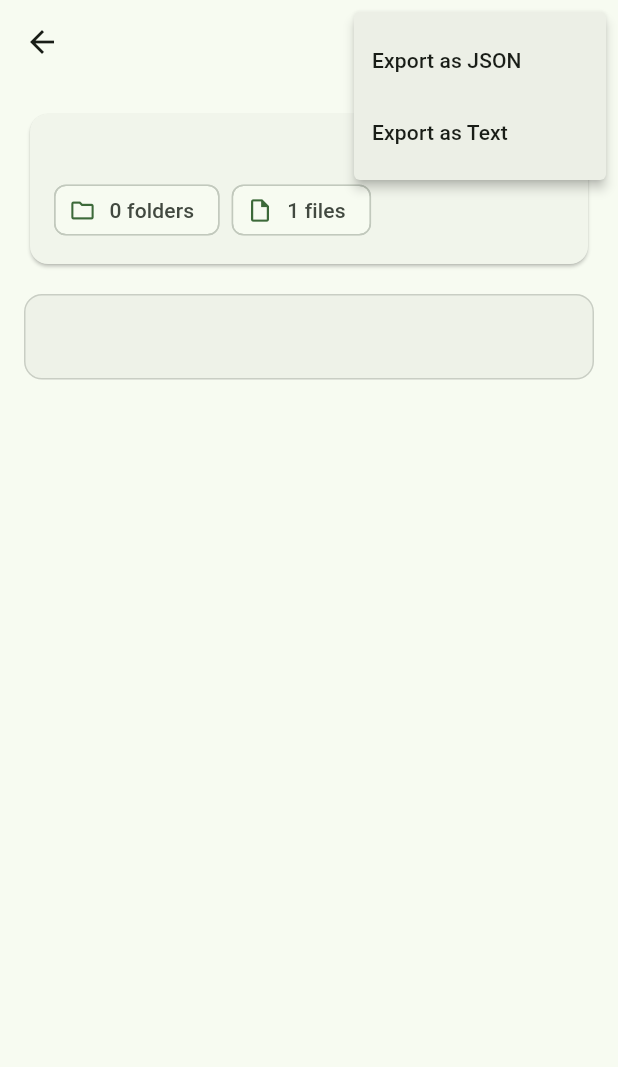
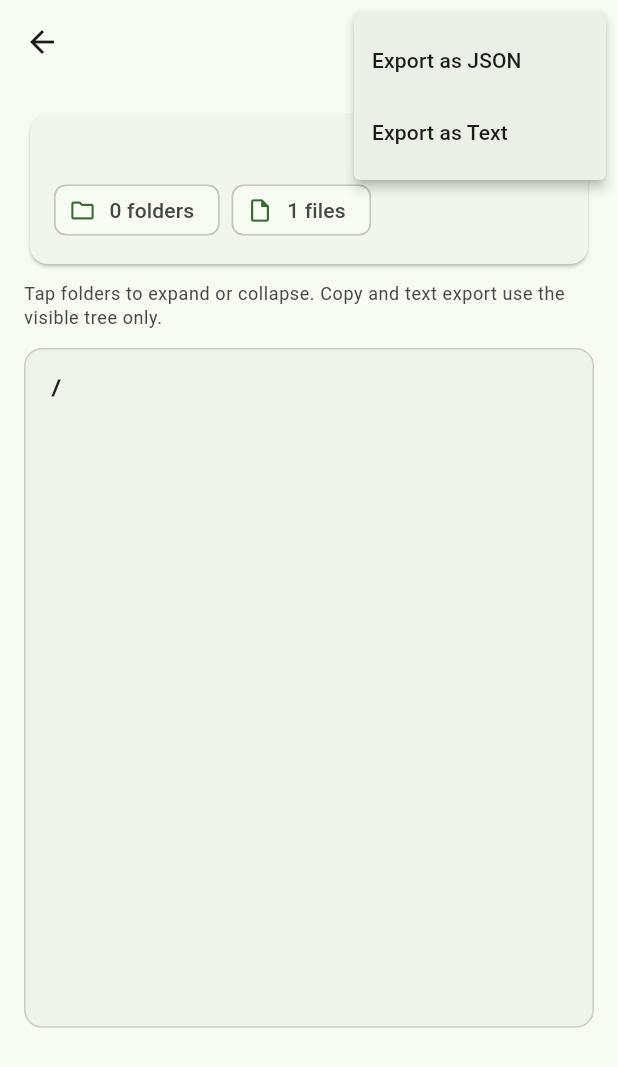
Before and after one commit to OswaldJO/tree-builder, a Flutter app: the TreeViewScreen screen opened directly with empty values, after a tap on the "more vert" icon, on a phone screen of 412 x 824 dp. Shown: the top 1067 px of the screen. Run offline on Flutter 3.47's test engine with Material 3 defaults, Android fonts, the phone set to English and light mode, and no system bars; our stand-ins replace file_picker.

Commit message:
interactive tree

```diff
--- a/lib/models/tree_build.dart
+++ b/lib/models/tree_build.dart
@@ -9,6 +9,7 @@ class TreeBuild {
     required this.treeText,
     required this.createdAt,
     this.maxDepth,
+    this.expandAllFolders = false,
   });
 
   final String id;
@@ -18,6 +19,7 @@ class TreeBuild {
   final String treeText;
   final DateTime createdAt;
   final int? maxDepth;
+  final bool expandAllFolders;
 
   int get fileCount => root.fileCount;
   int get folderCount => root.folderCount;
@@ -30,6 +32,7 @@ class TreeBuild {
     String? treeText,
     DateTime? createdAt,
     int? maxDepth,
+    bool? expandAllFolders,
   }) {
     return TreeBuild(
       id: id ?? this.id,
@@ -39,6 +42,7 @@ class TreeBuild {
       treeText: treeText ?? this.treeText,
       createdAt: createdAt ?? this.createdAt,
       maxDepth: maxDepth ?? this.maxDepth,
+      expandAllFolders: expandAllFolders ?? this.expandAllFolders,
     );
   }
 
@@ -50,6 +54,7 @@ class TreeBuild {
         'treeText': treeText,
         'createdAt': createdAt.toIso8601String(),
         if (maxDepth != null) 'maxDepth': maxDepth,
+        if (expandAllFolders) 'expandAllFolders': expandAllFolders,
       };
 
   factory TreeBuild.fromJson(Map<String, dynamic> json) {
@@ -61,6 +66,7 @@ class TreeBuild {
       treeText: json['treeText'] as String,
       createdAt: DateTime.parse(json['createdAt'] as String),
       maxDepth: json['maxDepth'] as int?,
+      expandAllFolders: json['expandAllFolders'] as bool? ?? false,
     );
   }
 }
--- a/lib/screens/tree_view_screen.dart
+++ b/lib/screens/tree_view_screen.dart
@@ -2,9 +2,10 @@ import 'package:flutter/material.dart';
 
 import '../models/tree_build.dart';
 import '../services/tree_export_service.dart';
+import '../widgets/collapsible_tree_view.dart';
 import '../widgets/tree_text_view.dart';
 
-class TreeViewScreen extends StatelessWidget {
+class TreeViewScreen extends StatefulWidget {
   const TreeViewScreen({
     super.key,
     required this.treeBuild,
@@ -15,57 +16,115 @@ class TreeViewScreen extends StatelessWidget {
   final VoidCallback? onDelete;
 
   @override
+  State<TreeViewScreen> createState() => _TreeViewScreenState();
+}
+
+class _TreeViewScreenState extends State<TreeViewScreen> {
+  final _treeKey = GlobalKey<CollapsibleTreeViewState>();
+  final _exportService = TreeExportService();
+
+  String get _visibleTreeText =>
+      _treeKey.currentState?.visibleTreeText ?? widget.treeBuild.treeText;
+
+  @override
   Widget build(BuildContext context) {
-    final exportService = TreeExportService();
-
     return Scaffold(
       appBar: AppBar(
-        title: Text(treeBuild.rootName),
+        title: Text(widget.treeBuild.rootName),
         actions: [
           IconButton(
-            tooltip: 'Copy tree',
+            tooltip: 'Expand all folders',
+            icon: const Icon(Icons.unfold_more),
+            onPressed: () => _treeKey.currentState?.expandAll(),
+          ),
+          IconButton(
+            tooltip: 'Collapse all folders',
+            icon: const Icon(Icons.unfold_less),
+            onPressed: () => _treeKey.currentState?.collapseAll(),
+          ),
+          IconButton(
+            tooltip: 'Copy visible tree',
             icon: const Icon(Icons.copy),
             onPressed: () =>
-                TreeTextView.copyToClipboard(context, treeBuild.treeText),
+                TreeTextView.copyToClipboard(context, _visibleTreeText),
           ),
           PopupMenuButton<String>(
-            onSelected: (value) async {
+            onSelected: (value) => _export(value),
+            itemBuilder: (context) => const [
+              PopupMenuItem(value: 'json', child: Text('Export as JSON')),
+              PopupMenuItem(value: 'text', child: Text('Export as Text')),
+            ],
+          ),
+          if (widget.onDelete != null)
+            IconButton(
+              tooltip: 'Delete',
+              icon: const Icon(Icons.delete_outline),
+              onPressed: _confirmDelete,
+            ),
+        ],
+      ),
+      body: ListView(
+        padding: const EdgeInsets.all(16),
+        children: [
+          _InfoCard(treeBuild: widget.treeBuild),
+          const SizedBox(height: 8),
+          Text(
+            'Tap folders to expand or collapse. Copy and text export use the visible tree only.',
+            style: Theme.of(context).textTheme.bodySmall?.copyWith(
+                  color: Theme.of(context).colorScheme.onSurfaceVariant,
+                ),
+          ),
+          const SizedBox(height: 12),
+          SizedBox(
+            height: MediaQuery.of(context).size.height * 0.55,
+            child: CollapsibleTreeView(
+              key: _treeKey,
+              rootName: widget.treeBuild.rootName,
+              root: widget.treeBuild.root,
+              initialExpandAll: widget.treeBuild.expandAllFolders,
+            ),
+          ),
+        ],
+      ),
+    );
+  }
+
+  Future<void> _export(String value) async {
     try {
       String? path;
+      final visibleText = _visibleTreeText;
       if (value == 'json') {
-                  path = await exportService.exportAsJson(treeBuild);
+        path = await _exportService.exportAsJson(
+          widget.treeBuild,
+          treeText: visibleText,
+        );
       } else if (value == 'text') {
-                  path = await exportService.exportAsText(treeBuild);
+        path = await _exportService.exportAsText(
+          widget.treeBuild,
+          treeText: visibleText,
+        );
       }
-                if (context.mounted && path != null) {
+      if (mounted && path != null) {
         ScaffoldMessenger.of(context).showSnackBar(
-                    SnackBar(content: Text('Exported to $path')),
+          SnackBar(content: Text('Exported visible tree to $path')),
         );
       }
     } catch (e) {
-                if (context.mounted) {
+      if (mounted) {
         ScaffoldMessenger.of(context).showSnackBar(
           SnackBar(content: Text('Export failed: $e')),
         );
       }
     }
-            },
-            itemBuilder: (context) => const [
-              PopupMenuItem(value: 'json', child: Text('Export as JSON')),
-              PopupMenuItem(value: 'text', child: Text('Export as Text')),
-            ],
-          ),
-          if (onDelete != null)
-            IconButton(
-              tooltip: 'Delete',
-              icon: const Icon(Icons.delete_outline),
-              onPressed: () async {
+  }
+
+  Future<void> _confirmDelete() async {
     final confirmed = await showDialog<bool>(
       context: context,
       builder: (context) => AlertDialog(
         title: const Text('Delete tree?'),
         content: Text(
-                      'Remove "${treeBuild.rootName}" from your library?',
+          'Remove "${widget.treeBuild.rootName}" from your library?',
         ),
         actions: [
           TextButton(
@@ -80,22 +139,9 @@ class TreeViewScreen extends StatelessWidget {
       ),
     );
     if (confirmed == true) {
-                  onDelete?.call();
-                  if (context.mounted) Navigator.pop(context);
+      widget.onDelete?.call();
+      if (mounted) Navigator.pop(context);
     }
-              },
-            ),
-        ],
-      ),
-      body: ListView(
-        padding: const EdgeInsets.all(16),
-        children: [
-          _InfoCard(treeBuild: treeBuild),
-          const SizedBox(height: 16),
-          TreeTextView(treeText: treeBuild.treeText),
-        ],
-      ),
-    );
   }
 }
 
--- /dev/null
+++ b/lib/utils/tree_renderer.dart
@@ -0,0 +1,73 @@
+import '../models/tree_node.dart';
+
+class TreeRenderer {
+  static String pathKey(List<String> segments) => segments.join('/');
+
+  static Set<String> allFolderPaths(TreeNode root) {
+    return allFolderPathsFromChildren(root.children);
+  }
+
+  static Set<String> allFolderPathsFromChildren(List<TreeNode> children) {
+    final paths = <String>{};
+    void walk(List<TreeNode> nodes, List<String> prefix) {
+      for (final child in nodes) {
+        if (!child.isDirectory) continue;
+        final segments = [...prefix, child.name];
+        paths.add(pathKey(segments));
+        walk(child.children, segments);
+      }
+    }
+
+    walk(children, const []);
+    return paths;
+  }
+
+  static String renderFull(String rootName, List<TreeNode> children) {
+    return renderVisible(
+      rootName,
+      children,
+      allFolderPathsFromChildren(children),
+    );
+  }
+
+  static String renderVisible(
+    String rootName,
+    List<TreeNode> children,
+    Set<String> expandedPaths,
+  ) {
+    final buffer = StringBuffer('$rootName/\n');
+    _renderChildren(buffer, children, const [], expandedPaths, '');
+    return buffer.toString().trimRight();
+  }
+
+  static void _renderChildren(
+    StringBuffer buffer,
+    List<TreeNode> children,
+    List<String> pathSegments,
+    Set<String> expandedPaths,
+    String prefix,
+  ) {
+    for (var i = 0; i < children.length; i++) {
+      final child = children[i];
+      final isLast = i == children.length - 1;
+      final connector = isLast ? '└── ' : '├── ';
+      final childPrefix = isLast ? '    ' : '│   ';
+      final displayName = child.isDirectory ? '${child.name}/' : child.name;
+
+      buffer.write('$prefix$connector$displayName\n');
+
+      if (child.isDirectory) {
+        final segments = [...pathSegments, child.name];
+        if (expandedPaths.contains(pathKey(segments))) {
+          _renderChildren(
+            buffer,
+            child.children,
+            segments,
+            expandedPaths,
+            prefix + childPrefix,
+          );
+        }
+      }
+    }
+  }
+}
--- /dev/null
+++ b/lib/widgets/collapsible_tree_view.dart
@@ -0,0 +1,237 @@
+import 'package:flutter/material.dart';
+
+import '../models/tree_node.dart';
+import '../utils/tree_renderer.dart';
+
+class CollapsibleTreeView extends StatefulWidget {
+  const CollapsibleTreeView({
+    super.key,
+    required this.rootName,
+    required this.root,
+    this.initialExpandAll = false,
+    this.onVisibleTextChanged,
+    this.padding = const EdgeInsets.all(16),
+  });
+
+  final String rootName;
+  final TreeNode root;
+  final bool initialExpandAll;
+  final ValueChanged<String>? onVisibleTextChanged;
+  final EdgeInsets padding;
+
+  @override
+  State<CollapsibleTreeView> createState() => CollapsibleTreeViewState();
+}
+
+class CollapsibleTreeViewState extends State<CollapsibleTreeView> {
+  late Set<String> _expandedPaths;
+
+  @override
+  void initState() {
+    super.initState();
+    _expandedPaths = widget.initialExpandAll
+        ? TreeRenderer.allFolderPaths(widget.root)
+        : {};
+  }
+
+  String get visibleTreeText => TreeRenderer.renderVisible(
+        widget.rootName,
+        widget.root.children,
+        _expandedPaths,
+      );
+
+  void expandAll() {
+    setState(() {
+      _expandedPaths
+        ..clear()
+        ..addAll(TreeRenderer.allFolderPaths(widget.root));
+    });
+    _notifyTextChanged();
+  }
+
+  void collapseAll() {
+    setState(_expandedPaths.clear);
+    _notifyTextChanged();
+  }
+
+  void _toggleFolder(String pathKey) {
+    setState(() {
+      if (_expandedPaths.contains(pathKey)) {
+        _expandedPaths.remove(pathKey);
+      } else {
+        _expandedPaths.add(pathKey);
+      }
+    });
+    _notifyTextChanged();
+  }
+
+  void _notifyTextChanged() {
+    widget.onVisibleTextChanged?.call(visibleTreeText);
+  }
+
+  @override
+  Widget build(BuildContext context) {
+    final theme = Theme.of(context);
+    final rows = _buildRows();
+
+    return Container(
+      width: double.infinity,
+      decoration: BoxDecoration(
+        color: theme.colorScheme.surfaceContainerHighest.withValues(alpha: 0.4),
+        borderRadius: BorderRadius.circular(12),
+        border: Border.all(
+          color: theme.colorScheme.outline.withValues(alpha: 0.3),
+        ),
+      ),
+      child: ListView(
+        padding: widget.padding,
+        children: [
+          Text(
+            '${widget.rootName}/',
+            style: theme.textTheme.bodyMedium?.copyWith(
+              fontFamily: 'monospace',
+              height: 1.4,
+              fontWeight: FontWeight.w600,
+            ),
+          ),
+          ...rows.map((row) => _TreeRow(
+                row: row,
+                onToggle: row.pathKey == null
+                    ? null
+                    : () => _toggleFolder(row.pathKey!),
+              )),
+        ],
+      ),
+    );
+  }
+
+  List<_TreeRowData> _buildRows() {
+    final rows = <_TreeRowData>[];
+    _collectRows(widget.root.children, const [], rows, '');
+    return rows;
+  }
+
+  void _collectRows(
+    List<TreeNode> children,
+    List<String> pathSegments,
+    List<_TreeRowData> rows,
+    String prefix,
+  ) {
+    for (var i = 0; i < children.length; i++) {
+      final child = children[i];
+      final isLast = i == children.length - 1;
+      final connector = isLast ? '└── ' : '├── ';
+      final childPrefix = isLast ? '    ' : '│   ';
+      final segments = child.isDirectory ? [...pathSegments, child.name] : pathSegments;
+      final pathKey =
+          child.isDirectory ? TreeRenderer.pathKey(segments) : null;
+      final isExpanded =
+          pathKey != null && _expandedPaths.contains(pathKey);
+
+      rows.add(
+        _TreeRowData(
+          linePrefix: prefix + connector,
+          name: child.name,
+          isDirectory: child.isDirectory,
+          pathKey: pathKey,
+          isExpanded: isExpanded,
+          hasChildren: child.isDirectory && child.children.isNotEmpty,
+        ),
+      );
+
+      if (child.isDirectory && isExpanded) {
+        _collectRows(child.children, segments, rows, prefix + childPrefix);
+      }
+    }
+  }
+}
+
+class _TreeRowData {
+  const _TreeRowData({
+    required this.linePrefix,
+    required this.name,
+    required this.isDirectory,
+    required this.pathKey,
+    required this.isExpanded,
+    required this.hasChildren,
+  });
+
+  final String linePrefix;
+  final String name;
+  final bool isDirectory;
+  final String? pathKey;
+  final bool isExpanded;
+  final bool hasChildren;
+}
+
+class _TreeRow extends StatelessWidget {
+  const _TreeRow({
+    required this.row,
+    required this.onToggle,
+  });
+
+  final _TreeRowData row;
+  final VoidCallback? onToggle;
+
+  @override
+  Widget build(BuildContext context) {
+    final theme = Theme.of(context);
+    final displayName = row.isDirectory ? '${row.name}/' : row.name;
+
+    final content = Text.rich(
+      TextSpan(
+        children: [
+          TextSpan(
+            text: row.linePrefix,
+            style: TextStyle(color: theme.colorScheme.outline),
+          ),
+          TextSpan(
+            text: displayName,
+            style: TextStyle(
+              color: row.isDirectory
+                  ? theme.colorScheme.primary
+                  : theme.colorScheme.onSurface,
+              fontWeight:
+                  row.isDirectory ? FontWeight.w500 : FontWeight.normal,
+            ),
+          ),
+        ],
+      ),
+      style: theme.textTheme.bodyMedium?.copyWith(
+        fontFamily: 'monospace',
+        height: 1.4,
+      ),
+    );
+
+    if (!row.isDirectory || !row.hasChildren) {
+      return Padding(
+        padding: const EdgeInsets.symmetric(vertical: 1),
+        child: content,
+      );
+    }
+
+    return Material(
+      color: Colors.transparent,
+      child: InkWell(
+        onTap: onToggle,
+        borderRadius: BorderRadius.circular(4),
+        child: Padding(
+          padding: const EdgeInsets.symmetric(vertical: 2, horizontal: 4),
+          child: Row(
+            crossAxisAlignment: CrossAxisAlignment.start,
+            children: [
+              Icon(
+                row.isExpanded
+                    ? Icons.keyboard_arrow_down
+                    : Icons.keyboard_arrow_right,
+                size: 18,
+                color: theme.colorScheme.primary,
+              ),
+              Expanded(child: content),
+            ],
+          ),
+        ),
+      ),
+    );
+  }
+}
```
Also changed, not shown: lib/screens/home_screen.dart (+26 -21 lines), lib/services/directory_scanner.dart (+3 -28 lines), lib/services/tree_export_service.dart (+13 -4 lines), 5 other files. Lines whose indentation alone changed are shown as unchanged.
